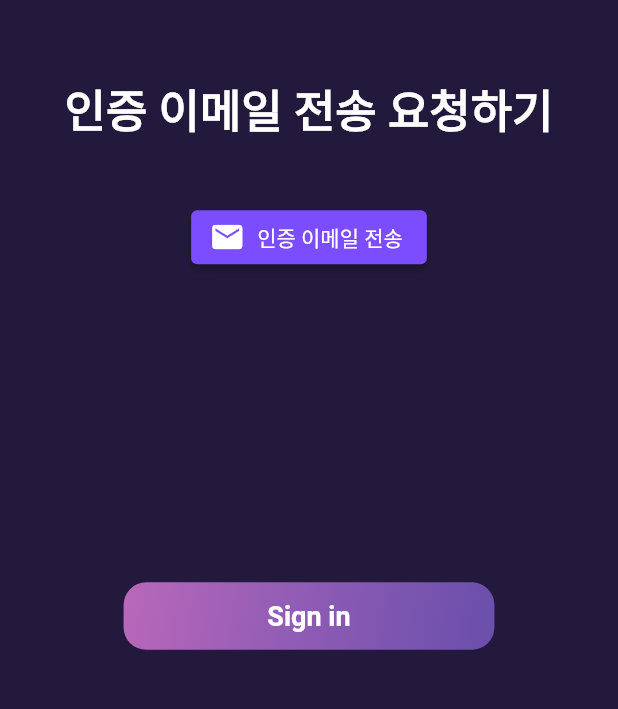
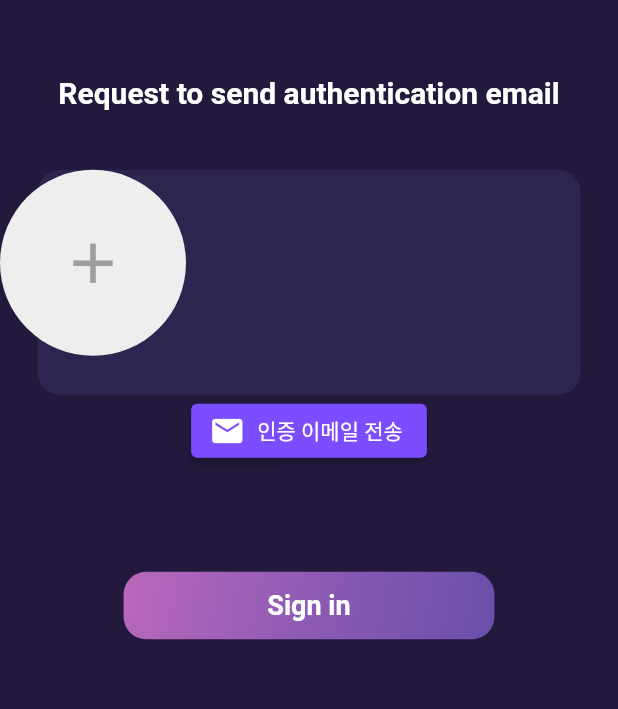
Before and after one commit to isaccKim/HRC_Project, a Flutter app: the EmailVerify screen opened directly, on a phone screen of 412 x 824 dp, the part 279-988 px from its top. Run offline on Flutter 3.47's test engine with Material 2 defaults, Android fonts, the phone set to English and light mode, and no system bars; our stand-ins replace cloud_firestore, firebase_auth, firebase_core, firebase_storage, google_maps_flutter, image_picker and 1 more; missing offline and left inert: dart:ffi; accounts and stored records are empty.

Commit message:
login update3

```diff
--- a/hrc_project/lib/login_page/pages/email_verify_page.dart
+++ b/hrc_project/lib/login_page/pages/email_verify_page.dart
@@ -1,5 +1,8 @@
 // ignore_for_file: prefer_const_constructors
 
+import 'dart:io';
+
+import 'package:cloud_firestore/cloud_firestore.dart';
 import 'package:firebase_auth/firebase_auth.dart';
 import 'package:flutter/material.dart';
 import 'package:hrc_project/login_page/pages/login_page.dart';
@@ -14,6 +17,24 @@ class EmailVerify extends StatefulWidget {
 }
 
 class _EmailVerifyState extends State<EmailVerify> {
+  String user_name = '';
+  String email = '';
+  File? user_image;
+
+  Future _getUserData() async {
+    final user = FirebaseAuth.instance.currentUser;
+    final userData =
+        await FirebaseFirestore.instance.collection('users').doc(user!.uid);
+
+    await userData.get().then(
+          (value) => {
+            user_name = value['user_name'],
+            email = value['email'],
+            user_image = value['user_image'],
+          },
+        );
+  }
+
   @override
   Widget build(BuildContext context) {
     return Scaffold(
@@ -65,15 +86,57 @@ class _EmailVerifyState extends State<EmailVerify> {
               SizedBox(height: 50),
               Container(
                 child: Text(
-                  '인증 이메일 전송 요청하기',
+                  'Request to send authentication email',
+                  textAlign: TextAlign.center,
                   style: TextStyle(
-                    fontSize: 30,
+                    fontSize: 20,
                     fontWeight: FontWeight.bold,
                     color: Colors.white,
                   ),
                 ),
               ),
+
               SizedBox(height: 40),
+
+              //  Verify Button
+              Stack(
+                children: [
+                  Padding(
+                    padding: const EdgeInsets.symmetric(horizontal: 25.0),
+                    child: Container(
+                      height: 150,
+                      width: MediaQuery.of(context).size.width,
+                      decoration: BoxDecoration(
+                        borderRadius: BorderRadius.all(
+                          Radius.circular(15),
+                        ),
+                        color: Color.fromARGB(255, 46, 36, 80),
+                      ),
+                    ),
+                  ),
+                  FutureBuilder(
+                      future: _getUserData(),
+                      builder: (context, snapshot) {
+                        return Row(
+                          children: [
+                            CircleAvatar(
+                              child: Icon(
+                                Icons.add,
+                                size: 45,
+                                color: Colors.grey,
+                              ),
+                              radius: 62,
+                              backgroundColor: Colors.grey[200],
+                              backgroundImage: user_image != null
+                                  ? FileImage(user_image!)
+                                  : null,
+                            ),
+                            Text('${user_name}'),
+                          ],
+                        );
+                      })
+                ],
+              ),
               ElevatedButton.icon(
                 onPressed: () {
                   FirebaseAuth.instance.currentUser!.sendEmailVerification();
@@ -144,7 +207,7 @@ class _EmailVerifyState extends State<EmailVerify> {
                     ElevatedButton.styleFrom(primary: Colors.deepPurpleAccent),
               ),
 
-              SizedBox(height: MediaQuery.of(context).size.height * 0.25),
+              SizedBox(height: 70),
 
               //  Sign in button
               GestureDetector(
```
Also changed, not shown: hrc_project/lib/login_page/pages/register_page.dart (+13 -4 lines), hrc_project/lib/login_page/read data/get_user_data.dart (added, +32 -0 lines).
